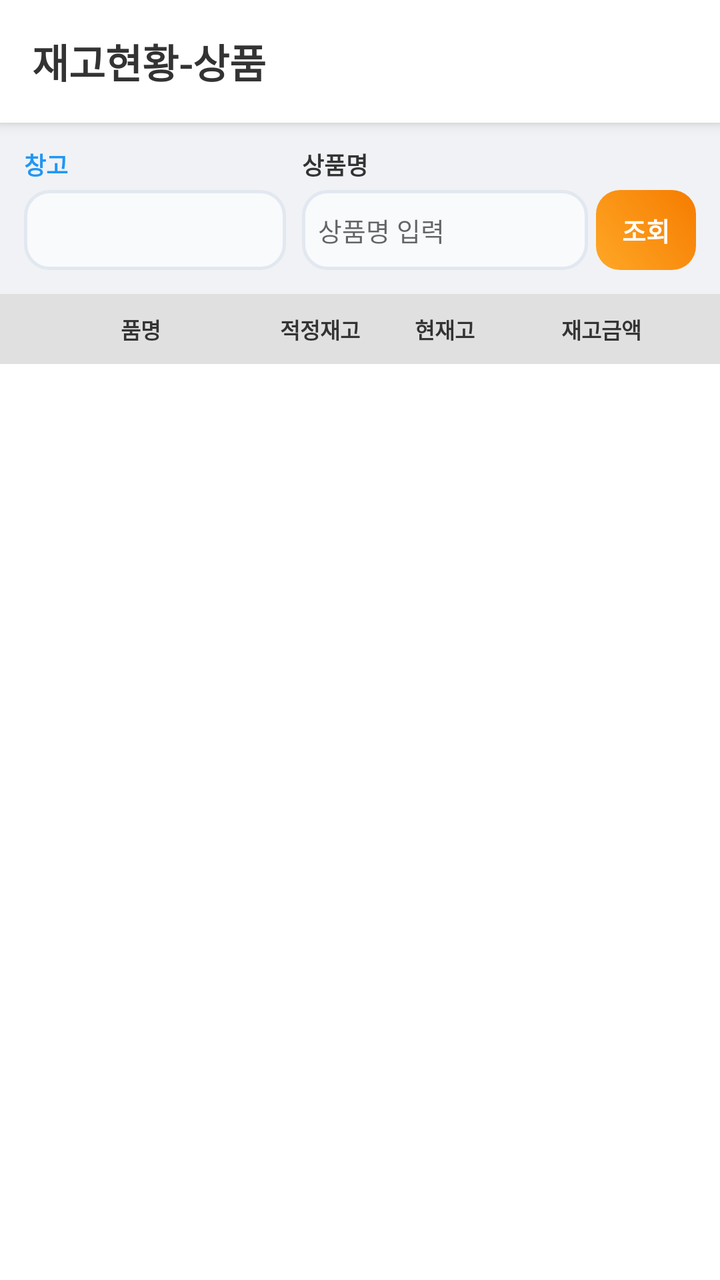
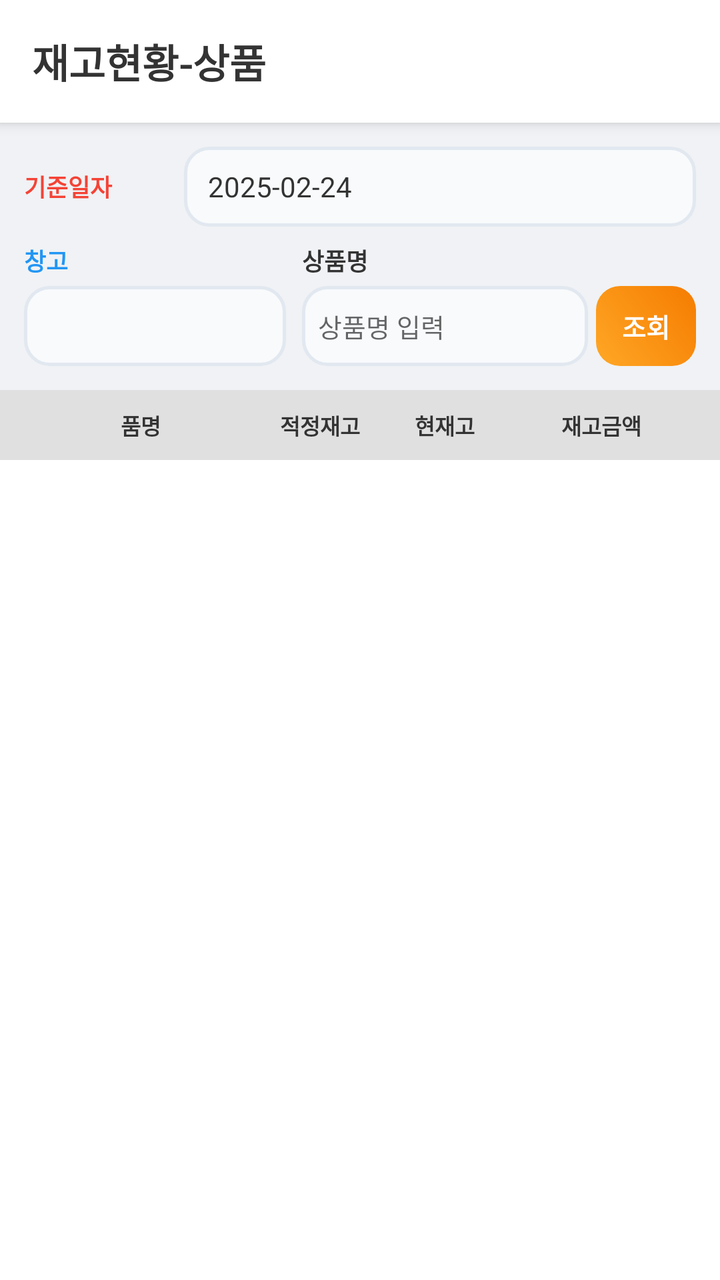

Compare the two renders of this Android layout. The source of the first and the diff that turns it into the second are given below.
<!-- AndroidManifest.xml: application theme Theme.SmartERP -->
<!-- res/layout/activity_mhsst200s.xml -->
<?xml version="1.0" encoding="utf-8"?>
<LinearLayout xmlns:android="http://schemas.android.com/apk/res/android"
    android:layout_width="match_parent"
    android:layout_height="match_parent"
    android:orientation="vertical"
    android:background="#F0F2F5">

    
    <LinearLayout
        android:layout_width="match_parent"
        android:layout_height="wrap_content"
        android:background="#FFFFFF"
        android:padding="16dp"
        android:elevation="4dp"
        android:gravity="center_vertical"
        android:orientation="horizontal">
        <TextView
            android:layout_width="0dp"
            android:layout_height="wrap_content"
            android:layout_weight="1"
            android:text="재고현황-상품"
            android:textSize="20sp"
            android:textStyle="bold"
            android:textColor="#333333"/>
    </LinearLayout>

    <LinearLayout
        android:layout_width="match_parent"
        android:layout_height="wrap_content"
        android:orientation="vertical"
        android:padding="12dp">

        
        <LinearLayout
            android:layout_width="match_parent"
            android:layout_height="wrap_content"
            android:orientation="horizontal"
            android:gravity="bottom">
            
            <LinearLayout
                android:layout_width="0dp"
                android:layout_height="wrap_content"
                android:layout_weight="1"
                android:orientation="vertical"
                android:layout_marginEnd="8dp">
                <TextView
                    android:layout_width="wrap_content"
                    android:layout_height="wrap_content"
                    android:text="창고"
                    android:textSize="12sp"
                    android:textStyle="bold"
                    android:textColor="#2196F3"
                    android:layout_marginBottom="4dp"/>
                <Spinner
                    android:id="@+id/spWarehouse"
                    android:layout_width="match_parent"
                    android:layout_height="40dp"
                    android:background="@drawable/bg_input_field"/>
            </LinearLayout>

            <LinearLayout
                android:layout_width="0dp"
                android:layout_height="wrap_content"
                android:layout_weight="1.5"
                android:orientation="vertical">
                <TextView
                    android:layout_width="wrap_content"
                    android:layout_height="wrap_content"
                    android:text="상품명"
                    android:textSize="12sp"
                    android:textStyle="bold"
                    android:textColor="#333333"
                    android:layout_marginBottom="4dp"/>
                <LinearLayout
                    android:layout_width="match_parent"
                    android:layout_height="40dp"
                    android:orientation="horizontal">
                    <EditText
                        android:id="@+id/etItemNm"
                        android:layout_width="0dp"
                        android:layout_height="match_parent"
                        android:layout_weight="1"
                        android:background="@drawable/bg_input_field"
                        android:hint="상품명 입력"
                        android:paddingStart="8dp"
                        android:textColor="#333333"
                        android:textSize="13sp"
                        android:singleLine="true"/>
                    <androidx.appcompat.widget.AppCompatButton
                        android:id="@+id/btnSearch"
                        android:layout_width="50dp"
                        android:layout_height="match_parent"
                        android:layout_marginStart="4dp"
                        android:background="@drawable/bg_button_gradient_orange"
                        android:text="조회"
                        android:textColor="#FFFFFF"
                        android:textSize="13sp"
                        android:textStyle="bold"
                        android:stateListAnimator="@null"/>
                </LinearLayout>
            </LinearLayout>
        </LinearLayout>
    </LinearLayout>

    
    <LinearLayout
        android:layout_width="match_parent"
        android:layout_height="35dp"
        android:background="#E0E0E0"
        android:orientation="horizontal"
        android:gravity="center_vertical"
        android:paddingStart="12dp"
        android:paddingEnd="12dp">
        <TextView
            android:layout_width="0dp"
            android:layout_height="wrap_content"
            android:layout_weight="1.5"
            android:text="품명"
            android:textSize="11sp"
            android:textStyle="bold"
            android:textColor="#333333"
            android:gravity="center"/>
        <TextView
            android:layout_width="0dp"
            android:layout_height="wrap_content"
            android:layout_weight="0.8"
            android:text="적정재고"
            android:textSize="11sp"
            android:textStyle="bold"
            android:textColor="#333333"
            android:gravity="center"/>
        <TextView
            android:layout_width="0dp"
            android:layout_height="wrap_content"
            android:layout_weight="0.8"
            android:text="현재고"
            android:textSize="11sp"
            android:textStyle="bold"
            android:textColor="#333333"
            android:gravity="center"/>
        <TextView
            android:layout_width="0dp"
            android:layout_height="wrap_content"
            android:layout_weight="1.2"
            android:text="재고금액"
            android:textSize="11sp"
            android:textStyle="bold"
            android:textColor="#333333"
            android:gravity="center"/>
    </LinearLayout>

    <ListView
        android:id="@+id/lvInventoryStatus"
        android:layout_width="match_parent"
        android:layout_height="match_parent"
        android:divider="#DDDDDD"
        android:dividerHeight="1dp"
        android:background="#FFFFFF"/>

</LinearLayout>
<!-- resources referenced by this layout -->
<resources>
  <!-- drawable bg_button_gradient_orange (drawable) -->
  <?xml version="1.0" encoding="utf-8"?>
  <shape xmlns:android="http://schemas.android.com/apk/res/android">
      <gradient
          android:startColor="#FFA726"
          android:endColor="#F57C00"
          android:angle="45"/>
      <corners android:radius="12dp"/>
  </shape>
  <!-- drawable bg_input_field (drawable) -->
  <?xml version="1.0" encoding="utf-8"?>
  <shape xmlns:android="http://schemas.android.com/apk/res/android">
      <solid android:color="@color/input_bg"/>
      <corners android:radius="12dp"/>
      <stroke android:width="1.5dp" android:color="@color/input_border"/>
  </shape>
  <style name="Theme.SmartERP" parent="Theme.AppCompat.Light.NoActionBar">
          
          <item name="colorPrimary">@color/smart_blue</item>
          <item name="colorPrimaryDark">@color/smart_blue</item>
          <item name="colorAccent">@color/core_amber</item>
  
          
          <item name="android:windowBackground">@color/login_bg_end</item>
  
          
          <item name="android:forceDarkAllowed" tools:targetApi="q">false</item>
      </style>
  <color name="input_bg">#F8FAFC</color>
  <color name="input_border">#E2E8F0</color>
  <color name="smart_blue">#005a9f</color>
  <color name="core_amber">#ffc107</color>
  <color name="login_bg_end">#f0f4f8</color>
</resources>

<!-- the commit's change to res/layout/activity_mhsst200s.xml (unified diff, before → after) -->
@@ -29,6 +29,33 @@
         android:layout_height="wrap_content"
         android:orientation="vertical"
         android:padding="12dp">
+
+        
+        <LinearLayout
+            android:layout_width="match_parent"
+            android:layout_height="wrap_content"
+            android:orientation="horizontal"
+            android:gravity="center_vertical"
+            android:layout_marginBottom="8dp">
+            <TextView
+                android:layout_width="80dp"
+                android:layout_height="wrap_content"
+                android:text="기준일자"
+                android:textSize="12sp"
+                android:textStyle="bold"
+                android:textColor="#F44336"/>
+            <TextView
+                android:id="@+id/tvBaseDate"
+                android:layout_width="match_parent"
+                android:layout_height="40dp"
+                android:background="@drawable/bg_input_field"
+                android:gravity="center_vertical"
+                android:paddingStart="12dp"
+                android:text="2025-02-24"
+                android:textColor="#333333"
+                android:textSize="14sp"
+                android:paddingEnd="12dp"/>
+        </LinearLayout>
 
         
         <LinearLayout
